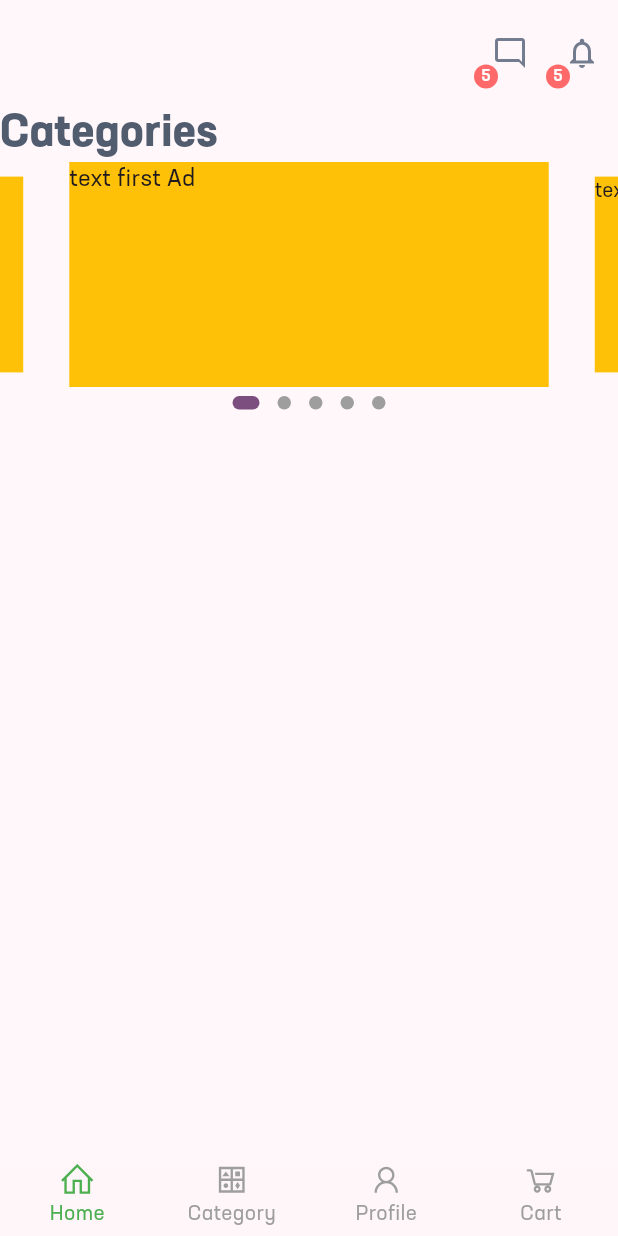
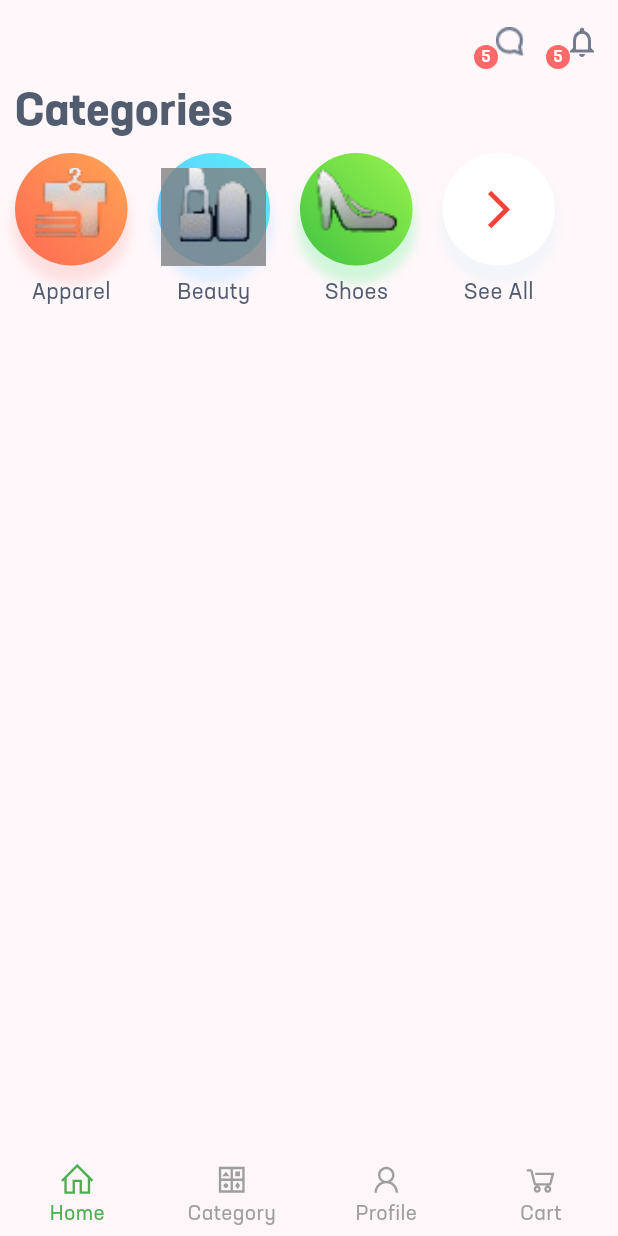
Before and after one commit to mahmoudelgharabawi/shopify_app, a Flutter app: the MasterPage screen opened directly, on a phone screen of 412 x 824 dp. Run offline on Flutter 3.47's test engine with Material 3 defaults, Android fonts, the phone set to English and light mode, and no system bars; drawn by our look-alikes of animated_bottom_navigation_bar, carousel_slider, dots_indicator; our stand-ins replace email_validator, line_icons, shared_preferences; accounts and stored records are empty.

Commit message:
adding sections

```diff
--- /dev/null
+++ b/assets/data/data.json
@@ -0,0 +1,32 @@
+{
+  "products" : [
+    {
+        "id" : "1",
+        "name" : "bag",
+        "categoryId" : "1",
+        "description" : "good material",
+        "prict" : 20,
+        "quantity" : 12
+    },
+    {
+        "id" : "2",
+        "name" : "shoes",
+        "categoryId" : "1",
+        "description" : "good material",
+        "prict" : 33,
+        "quantity" : 5
+    }
+    ],
+  "categories" : [
+    {
+        "id" : "1",
+        "title" : "new clothes",
+        "description" : "clother Category"
+    },
+    {
+        "id" : "2",
+        "title" : "Assets",
+        "description" : "assets Category"
+    }
+    ]
+}
--- /dev/null
+++ b/lib/models/category.model.dart
@@ -0,0 +1,21 @@
+class CategoryData {
+  String? id;
+  String? title;
+  String? description;
+
+  CategoryData();
+
+  CategoryData.fromJson(Map<String, dynamic> json) {
+    id = json['id'];
+    title = json['title'];
+    description = json['description'];
+  }
+
+  Map<String, dynamic> toJson() {
+    final Map<String, dynamic> data = {};
+    data['id'] = id;
+    data['title'] = title;
+    data['description'] = description;
+    return data;
+  }
+}
--- /dev/null
+++ b/lib/models/product.model.dart
@@ -0,0 +1,30 @@
+class Product {
+  String? id;
+  String? categoryId;
+  String? description;
+  String? name;
+  double? price;
+  int? quantity;
+
+  Product();
+
+  Product.fromJson(Map<String, dynamic> data) {
+    id = data['id'];
+    categoryId = data['categoryId'];
+    description = data['description'];
+    name = data['name'];
+    price = data['price'];
+    quantity = data['quantity'];
+  }
+
+  Map<String, dynamic> toJson() {
+    return {
+      "id": id,
+      "categoryId": categoryId,
+      "description": description,
+      "name": name,
+      "price": price,
+      "quantity": quantity,
+    };
+  }
+}
--- a/lib/pages/home_page.dart
+++ b/lib/pages/home_page.dart
@@ -1,8 +1,10 @@
 import 'package:carousel_slider/carousel_slider.dart';
 import 'package:dots_indicator/dots_indicator.dart';
 import 'package:flutter/material.dart';
+import 'package:shopify_app/seeder/data.seeder.dart';
 import 'package:shopify_app/widgets/carousel_slider_ex.widget.dart';
 import 'package:shopify_app/widgets/headline.widget.dart';
+import 'package:shopify_app/widgets/home/categories_row.home.widget.dart';
 
 class HomePage extends StatefulWidget {
   const HomePage({super.key});
@@ -12,21 +14,43 @@ class HomePage extends StatefulWidget {
 }
 
 class _HomePageState extends State<HomePage> {
+  bool _isLoading = true;
+
+  @override
+  void initState() {
+    getData();
+    super.initState();
+  }
+
+  void getData() async {
+    await DataSeeder.loadData();
+    setState(() {});
+    _isLoading = false;
+  }
+
   @override
   Widget build(BuildContext context) {
-    return Column(
-      mainAxisAlignment: MainAxisAlignment.start,
-      children: [
-        HeadlineWidget(title: 'Categories'),
-        CarouselSliderEx(
-          items: [
-            'first Ad',
-            'second Ad',
-            'third Ad',
-            'forth Ad',
-          ],
-        )
-      ],
+    return Padding(
+      padding: const EdgeInsets.only(left: 10),
+      child: Column(
+        mainAxisAlignment: MainAxisAlignment.start,
+        children: [
+          HeadlineWidget(title: 'Categories'),
+          CategoriesRowHome(),
+          // CarouselSliderEx(
+          //   items: [
+          //     'first Ad',
+          //     'second Ad',
+          //     'third Ad',
+          //     'forth Ad',
+          //   ],
+          // ),
+          // if (_isLoading)
+          //   CircularProgressIndicator()
+          // else
+          //   ...DataSeeder.products.map((e) => Text(e.name ?? 'No Name')).toList()
+        ],
+      ),
     );
   }
 }
--- /dev/null
+++ b/lib/seeder/data.seeder.dart
@@ -0,0 +1,24 @@
+import 'dart:convert';
+
+import 'package:flutter/services.dart';
+import 'package:shopify_app/models/category.model.dart';
+import 'package:shopify_app/models/product.model.dart';
+
+class DataSeeder {
+  static Map _data = {};
+
+  static List<Product> products = [];
+  static List<CategoryData> categories = [];
+
+  static Future<void> loadData() async {
+    await Future.delayed(const Duration(seconds: 5));
+    var response = await rootBundle.loadString('assets/data/data.json');
+    _data = jsonDecode(response);
+    products =
+        (_data['products'] as List).map((e) => Product.fromJson(e)).toList();
+
+    categories = (_data['categories'] as List)
+        .map((e) => CategoryData.fromJson(e))
+        .toList();
+  }
+}
--- a/lib/widgets/app_bar_ex.widget.dart
+++ b/lib/widgets/app_bar_ex.widget.dart
@@ -3,22 +3,22 @@ import 'package:shopify_app/utils/colors.util.dart';
 
 class AppBarEx {
   static PreferredSizeWidget get getAppBar => AppBar(
-        toolbarHeight: 70,
         actions: [
           Stack(
             children: [
               IconButton(
-                onPressed: () {},
-                icon: Transform.flip(
-                  flipX: true,
-                  child: Icon(
-                    Icons.chat_bubble_outline,
-                    color: ColorsUtil.iconColor,
+                  onPressed: () {},
+                  icon: Image.asset('assets/images/Messages.png')
+                  //  Transform.flip(
+                  //   flipX: true,
+                  //   child: Icon(
+                  //     Icons.chat_bubble_outline,
+                  //     color: ColorsUtil.iconColor,
+                  //   ),
+                  // ),
                   ),
-                ),
-              ),
               Positioned(
-                  bottom: 0,
+                  bottom: 6,
                   child: Badge(
                     backgroundColor: ColorsUtil.badgeColor,
                     label: Text('5'),
@@ -35,7 +35,7 @@ class AppBarEx {
                 ),
               ),
               Positioned(
-                  bottom: 0,
+                  bottom: 6,
                   child: Badge(
                     backgroundColor: ColorsUtil.badgeColor,
                     label: Text('5'),
--- /dev/null
+++ b/lib/widgets/home/categories_row.home.widget.dart
@@ -0,0 +1,67 @@
+import 'package:flutter/material.dart';
+import 'package:line_icons/line_icon.dart';
+import 'package:shopify_app/widgets/home/category_item_row.home.widget.dart';
+
+class CategoriesRowHome extends StatelessWidget {
+  const CategoriesRowHome({super.key});
+
+  @override
+  Widget build(BuildContext context) {
+    return Padding(
+      padding: const EdgeInsets.symmetric(vertical: 8),
+      child: Row(
+        children: [
+          CategoryItemRowWidget(
+            gradientColors: [
+              Color(0xffffa554),
+              Color(0xfffe6953),
+            ],
+            imagePath: 'assets/images/clothes.png',
+            shadowColor: Color(0xfffee0e1),
+            title: 'Apparel',
+          ),
+          const SizedBox(
+            width: 20,
+          ),
+          CategoryItemRowWidget(
+            gradientColors: [
+              Color(0xff56f1f9),
+              Color(0xff69b9fe),
+            ],
+            imagePath: 'assets/images/beauty.png',
+            shadowColor: Color(0xffe1efff),
+            title: 'Beauty',
+          ),
+          const SizedBox(
+            width: 20,
+          ),
+          CategoryItemRowWidget(
+            gradientColors: [
+              Color(0xff97f34d),
+              Color(0xff42c441),
+            ],
+            imagePath: 'assets/images/shoes.png',
+            shadowColor: Color(0xffd1f6db),
+            title: 'Shoes',
+          ),
+          const SizedBox(
+            width: 20,
+          ),
+          CategoryItemRowWidget(
+            gradientColors: [
+              Colors.white,
+              Colors.white,
+            ],
+            iconWidget: Icon(
+              Icons.arrow_forward_ios_outlined,
+              size: 30,
+              color: Colors.red,
+            ),
+            shadowColor: Color(0xfff2f5f9),
+            title: 'See All',
+          ),
+        ],
+      ),
+    );
+  }
+}
--- /dev/null
+++ b/lib/widgets/home/category_item_row.home.widget.dart
@@ -0,0 +1,65 @@
+import 'package:flutter/material.dart';
+
+class CategoryItemRowWidget extends StatelessWidget {
+  final Color shadowColor;
+  final List<Color> gradientColors;
+  String? imagePath;
+  Widget? iconWidget;
+  final String title;
+  CategoryItemRowWidget(
+      {required this.shadowColor,
+      required this.gradientColors,
+      this.imagePath,
+      this.iconWidget,
+      required this.title,
+      super.key})
+      : assert(imagePath != null || iconWidget != null);
+
+  @override
+  Widget build(BuildContext context) {
+    return Column(
+      children: [
+        Container(
+          height: 75,
+          width: 75,
+          decoration: BoxDecoration(
+              boxShadow: [
+                BoxShadow(
+                    color: shadowColor,
+                    offset: const Offset(0, 10),
+                    blurRadius: 5,
+                    spreadRadius: 2)
+              ],
+              gradient: LinearGradient(
+                  begin: Alignment.topRight,
+                  end: Alignment.bottomLeft,
+                  colors: gradientColors),
+              shape: BoxShape.circle),
+          child: Padding(
+            padding: EdgeInsets.only(top: imagePath != null ? 10 : 0),
+            child: Center(
+              child: imagePath != null
+                  ? Image.asset(
+                      imagePath!,
+                      height: 70,
+                      width: 70,
+                      fit: BoxFit.cover,
+                    )
+                  : iconWidget,
+            ),
+          ),
+        ),
+        const SizedBox(
+          height: 7,
+        ),
+        Text(
+          title,
+          style: const TextStyle(
+              fontSize: 15,
+              fontWeight: FontWeight.w400,
+              color: Color(0xff515C6F)),
+        )
+      ],
+    );
+  }
+}
--- a/pubspec.yaml
+++ b/pubspec.yaml
@@ -66,7 +66,8 @@ flutter:
 
   # To add assets to your application, add an assets section, like this:
   assets:
-    - assets/
+    - assets/data/
+    - assets/images/
 
   # An image asset can refer to one or more resolution-specific "variants", see
   # https://flutter.dev/assets-and-images/#resolution-aware
```
Also changed, not shown: lib/pages/master_page.dart (+6 -1 lines), assets/images/Messages.png (added), assets/images/back.png (added), assets/images/beauty.png (added), assets/images/clothes.png (added), assets/images/shoes.png (added), pubspec.lock, 1 other file.
